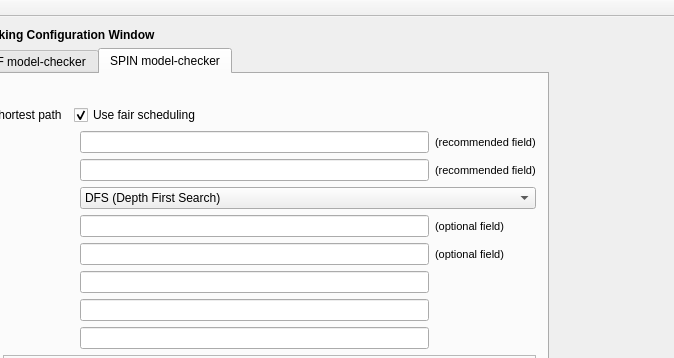
First picture: the form in src/libs/libiveditor/modelchecking/modelcheckingwindow.ui, repository esa/spacecreator, before the edit; both pictures show x 206 to 880 and y 0 to 358 of the 880 by 703 pixel window.
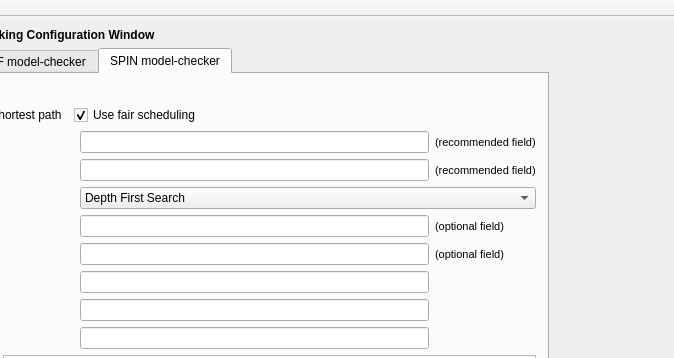
Second picture: the form after the edit. The open tabs and pages were chosen to show the change.

Commit message: Setting read SPIN modelchecking configuration in UI

What changed in the file:
```diff
--- a/src/libs/libiveditor/modelchecking/modelcheckingwindow.ui
+++ b/src/libs/libiveditor/modelchecking/modelcheckingwindow.ui
@@ -668,10 +668,10 @@
          </widget>
         </item>
         <item row="4" column="4" colspan="2">
-         <widget class="QComboBox" name="comboBox_expAlgorithm">
+         <widget class="QComboBox" name="comboBox_spinExpAlgorithm">
           <item>
            <property name="text">
-            <string>DFS (Depth First Search)</string>
+            <string>Depth First Search</string>
            </property>
           </item>
           <item>
@@ -728,7 +728,7 @@
          </widget>
         </item>
         <item row="5" column="4">
-         <widget class="QLineEdit" name="lineEdit_maxNumEnvRICalls">
+         <widget class="QLineEdit" name="lineEdit_searchStateLimit">
           <property name="text">
            <string/>
           </property>
```
Left out of the diff: 18 changed lines with no effect on the pictures. The commit also changes 3 other files.
